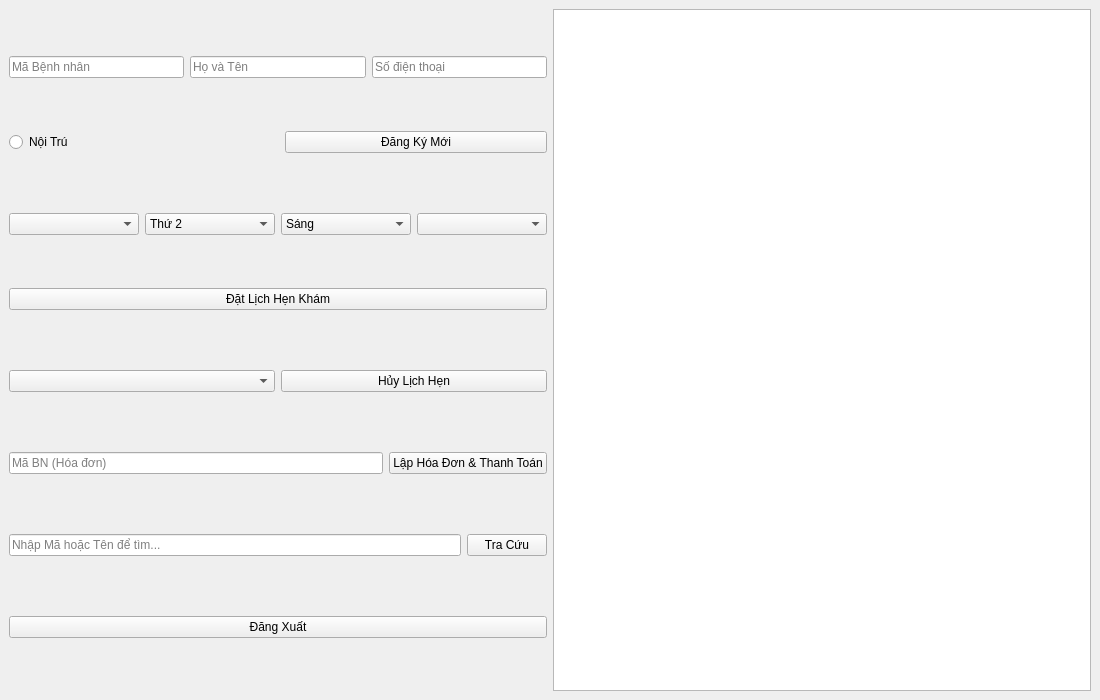
Old version of the form src/ui/ReceptionistMenu.ui in the repository prestonwanttorevenge/PBL2.
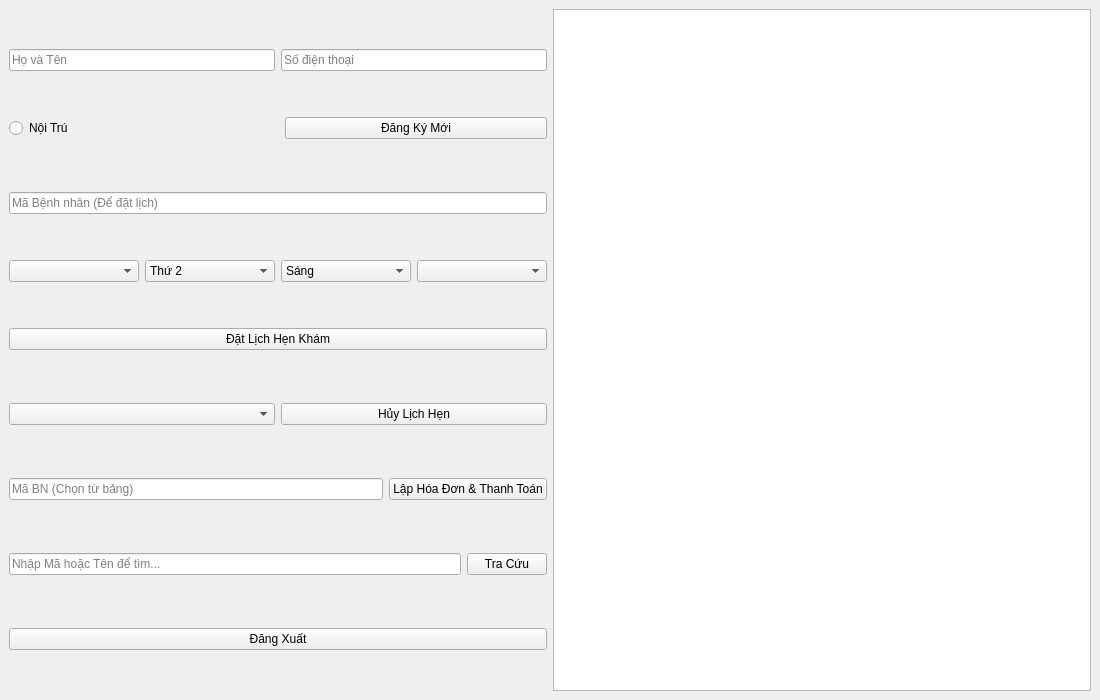
New version of the form.

Patch:
```diff
--- a/src/ui/ReceptionistMenu.ui
+++ b/src/ui/ReceptionistMenu.ui
@@ -10,7 +10,7 @@
      <layout class="QVBoxLayout" name="verticalLayoutLeftPanel">
       <item>
        <layout class="QHBoxLayout" name="horizontalLayoutPatientInfo">
-        <item><widget class="QLineEdit" name="txtPatientId"><property name="placeholderText"><string>Mã Bệnh nhân</string></property></widget></item>
+        <!-- ĐÃ XÓA Ô txtPatientId Ở ĐÂY VÌ MÃ SẼ TỰ ĐỘNG SINH -->
         <item><widget class="QLineEdit" name="txtPatientName"><property name="placeholderText"><string>Họ và Tên</string></property></widget></item>
         <item><widget class="QLineEdit" name="txtPatientPhone"><property name="placeholderText"><string>Số điện thoại</string></property></widget></item>
        </layout>
@@ -23,6 +23,12 @@
        </layout>
       </item>
       <item><spacer name="verticalSpacer1"><property name="orientation"><enum>Qt::Vertical</enum></property></spacer></item>
+      
+      <!-- PHẦN ĐẶT LỊCH HẸN -->
+      <item>
+         <!-- Giữ lại một ô nhập mã để biết đặt lịch cho BN nào (Đổi tên để tránh nhầm) -->
+         <widget class="QLineEdit" name="txtBookPatientId"><property name="placeholderText"><string>Mã Bệnh nhân (Để đặt lịch)</string></property></widget>
+      </item>
       <item>
        <layout class="QHBoxLayout" name="horizontalLayoutAppointment">
         <item><widget class="QComboBox" name="cbSpecialty" /></item>
@@ -54,7 +60,11 @@
       <item><spacer name="verticalSpacer2"><property name="orientation"><enum>Qt::Vertical</enum></property></spacer></item>
       <item>
        <layout class="QHBoxLayout" name="horizontalLayoutInvoice">
-        <item><widget class="QLineEdit" name="txtPatientId_Invoice"><property name="placeholderText"><string>Mã BN (Hóa đơn)</string></property></widget></item>
+        <!-- Khóa ô nhập mã hóa đơn, nên làm click chọn trên bảng -->
+        <item><widget class="QLineEdit" name="txtPatientId_Invoice">
+          <property name="placeholderText"><string>Mã BN (Chọn từ bảng)</string></property>
+          <property name="readOnly"><bool>true</bool></property>
+        </widget></item>
         <item><widget class="QPushButton" name="btnCreateInvoice"><property name="text"><string>Lập Hóa Đơn &amp;&amp; Thanh Toán</string></property></widget></item>
        </layout>
       </item>
```
Left out of the diff: 11 changed lines with no effect on the pictures.
